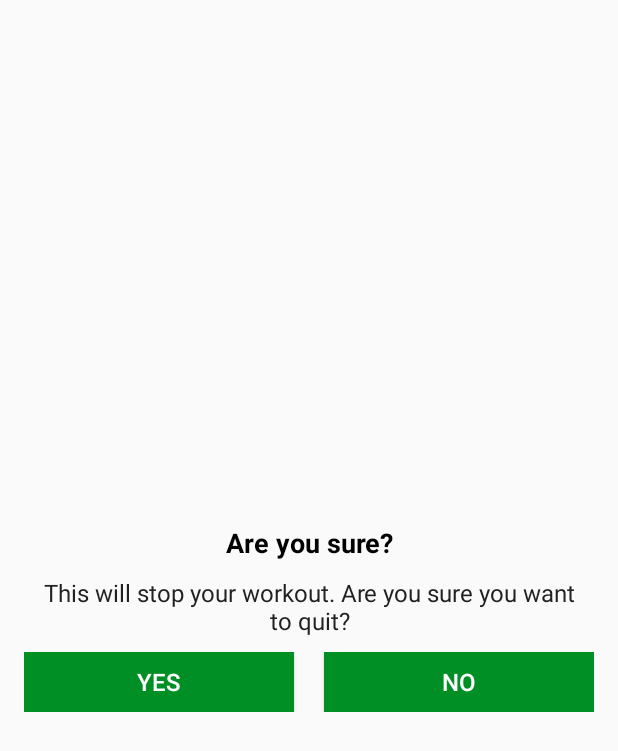
After one commit to wenk-silvan/7-minute-workout, an Android app: the layout dialog_custom_back_confirmation.xml on its own in the app's theme, with its tools: preview values and no code run, on a phone screen of 412 x 824 dp. The commit adds this screen. Shown: the top 751 px of the screen. Run offline under Robolectric (Android 15) with nearby library versions, the phone set to English and light mode, and no system bars.

Commit message:
Ask for confirmation to stop training

```diff
--- a/app/src/main/java/ch/wenksi/a7minuteworkout/ExerciseActivity.kt
+++ b/app/src/main/java/ch/wenksi/a7minuteworkout/ExerciseActivity.kt
@@ -1,5 +1,6 @@
 package ch.wenksi.a7minuteworkout
 
+import android.app.Dialog
 import android.content.Intent
 import android.media.MediaPlayer
 import androidx.appcompat.app.AppCompatActivity
@@ -8,9 +9,9 @@
 import android.speech.tts.TextToSpeech
 import android.util.Log
 import android.view.View
-import android.widget.Toast
 import androidx.recyclerview.widget.LinearLayoutManager
 import kotlinx.android.synthetic.main.activity_exercise.*
+import kotlinx.android.synthetic.main.dialog_custom_back_confirmation.*
 import java.lang.Exception
 import java.util.*
 import kotlin.collections.ArrayList
@@ -35,7 +36,7 @@
         setSupportActionBar(toolbar_exercise_activity)
         supportActionBar?.setDisplayHomeAsUpEnabled(true)
         toolbar_exercise_activity.setNavigationOnClickListener {
-            onBackPressed()
+            this.customDialogForBackButton()
         }
 
         tts = TextToSpeech(this, this)
@@ -167,4 +168,17 @@
         this.exerciseAdapter = ExerciseStatusAdapter(this.exerciseList!!, this)
         rv_exercise_status.adapter = this.exerciseAdapter
     }
+
+    private fun customDialogForBackButton() {
+        val customDialog = Dialog(this)
+        customDialog.setContentView(R.layout.dialog_custom_back_confirmation)
+        customDialog.tv_yes.setOnClickListener {
+            finish()
+            customDialog.dismiss()
+        }
+        customDialog.tv_no.setOnClickListener {
+            customDialog.dismiss()
+        }
+        customDialog.show()
+    }
 }
--- /dev/null
+++ b/app/src/main/res/layout/dialog_custom_back_confirmation.xml
@@ -0,0 +1,62 @@
+<?xml version="1.0" encoding="utf-8"?>
+<LinearLayout xmlns:android="http://schemas.android.com/apk/res/android"
+    android:orientation="vertical"
+    android:layout_width="match_parent"
+    android:layout_height="match_parent"
+    android:gravity="center"
+    android:padding="16dp">
+
+    <TextView
+        android:layout_width="match_parent"
+        android:layout_height="wrap_content"
+        android:gravity="center"
+        android:text="Are you sure?"
+        android:textColor="@android:color/black"
+        android:textSize="18sp"
+        android:textStyle="bold" />
+
+    <TextView
+        android:layout_width="match_parent"
+        android:layout_height="wrap_content"
+        android:gravity="center"
+        android:text="This will stop your workout. Are you sure you want to quit?"
+        android:textColor="#212121"
+        android:textSize="16sp"
+        android:layout_marginStart="10dp"
+        android:layout_marginTop="10dp"
+        android:layout_marginEnd="10dp" />
+
+    <LinearLayout
+        android:layout_width="match_parent"
+        android:layout_height="wrap_content"
+        android:layout_marginTop="10dp"
+        android:orientation="horizontal">
+
+        <Button
+            android:id="@+id/tv_yes"
+            android:layout_width="0dp"
+            android:layout_height="40dp"
+            android:layout_marginEnd="10dp"
+            android:layout_weight="1"
+            android:background="@color/colorAccent"
+            android:gravity="center"
+            android:padding="8dp"
+            android:text="YES"
+            android:textColor="#FFFFFF"
+            android:textSize="16sp" />
+
+        <Button
+            android:id="@+id/tv_no"
+            android:layout_width="0dp"
+            android:layout_height="40dp"
+            android:layout_marginStart="10dp"
+            android:layout_weight="1"
+            android:background="@color/colorAccent"
+            android:gravity="center"
+            android:padding="8dp"
+            android:text="NO"
+            android:textColor="#FFFFFF"
+            android:textSize="16sp" />
+    </LinearLayout>
+
+</LinearLayout>
```
